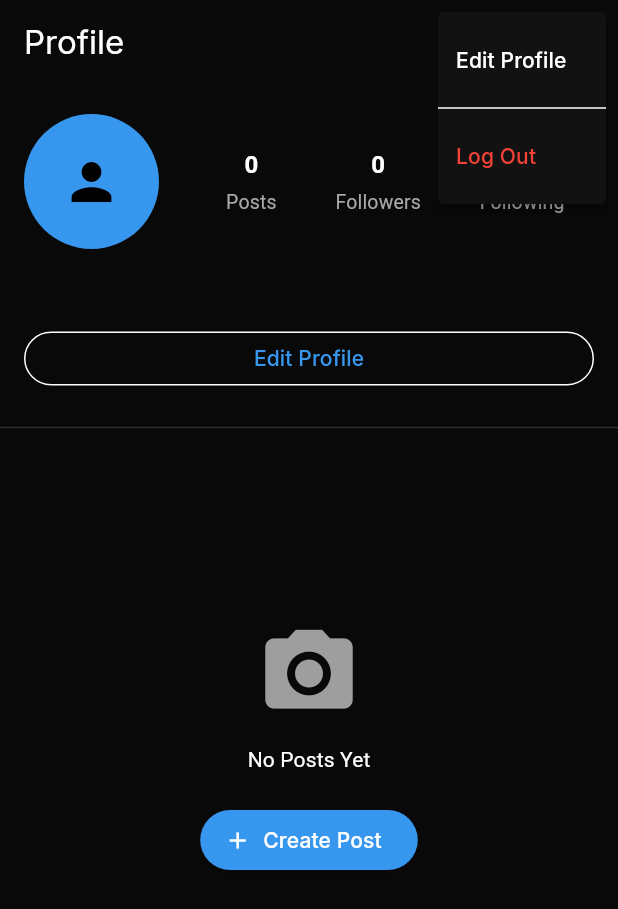
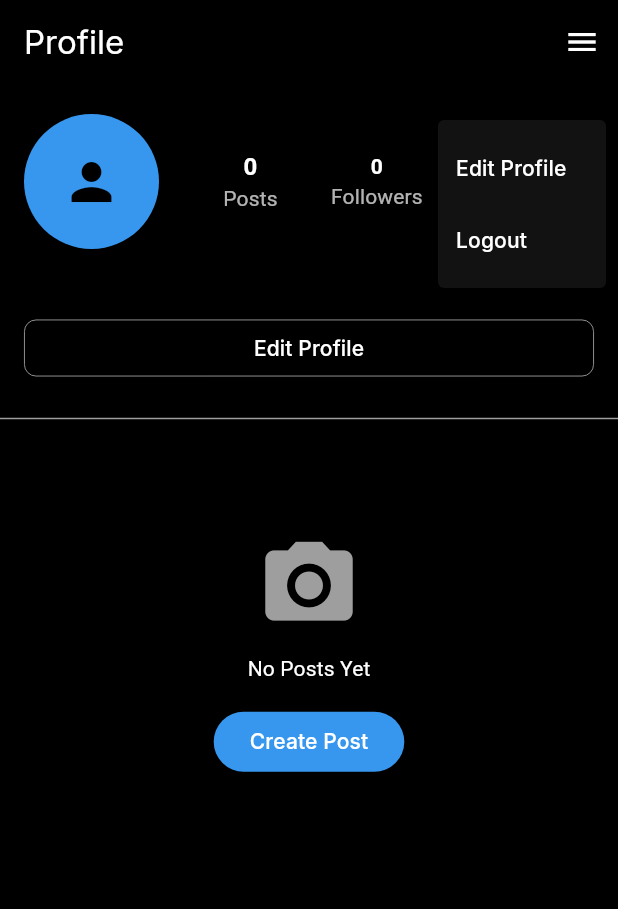
Before and after one commit to AdharshReghu5/Jobo, a Flutter app: the ProfileScreen screen opened directly, after a tap on the "menu" icon, on a phone screen of 412 x 824 dp. Shown: the top 909 px of the screen. Run offline on Flutter 3.47's test engine with Material 3 defaults, Android fonts, the phone set to English and light mode, and no system bars; our stand-ins replace cloud_firestore, firebase_auth, firebase_core, firebase_storage, google_fonts, image_picker; accounts and stored records are empty.

Commit message:
profile screen with post delete button ,finilized profile screen

```diff
--- a/lib/screens/profile_screen.dart
+++ b/lib/screens/profile_screen.dart
@@ -3,8 +3,8 @@ import 'package:firebase_auth/firebase_auth.dart';
 import 'package:cloud_firestore/cloud_firestore.dart';
 
 import 'login_screen.dart';
-import 'package:jobo/screens/edit_profile_screen.dart';
-import 'package:jobo/screens/create_job_post.dart';
+import 'edit_profile_screen.dart';
+import 'create_job_post.dart';
 import 'post_detail_screen.dart';
 
 class ProfileScreen extends StatefulWidget {
@@ -16,43 +16,39 @@ class ProfileScreen extends StatefulWidget {
 
 class _ProfileScreenState extends State<ProfileScreen> {
   Future<DocumentSnapshot> getUserData() async {
-    User? user = FirebaseAuth.instance.currentUser;
+    final user = FirebaseAuth.instance.currentUser;
     return FirebaseFirestore.instance.collection("users").doc(user!.uid).get();
   }
 
-  void refresh() {
-    setState(() {});
-  }
-
-  // 🔥 POST COUNT
+  // 🔥 POSTS COUNT
   Widget postCountWidget() {
     String uid = FirebaseAuth.instance.currentUser!.uid;
 
-    return StreamBuilder(
+    return StreamBuilder<QuerySnapshot>(
       stream: FirebaseFirestore.instance.collection('jobs').snapshots(),
       builder: (context, jobSnap) {
-        if (!jobSnap.hasData) {
-          return const ProfileStat(count: "0", label: "Posts");
-        }
+        if (!jobSnap.hasData) return const Text("0");
 
         int jobCount = jobSnap.data!.docs
             .where((doc) => doc['userId'] == uid)
             .length;
 
-        return StreamBuilder(
+        return StreamBuilder<QuerySnapshot>(
           stream: FirebaseFirestore.instance.collection('products').snapshots(),
           builder: (context, productSnap) {
-            if (!productSnap.hasData) {
-              return ProfileStat(count: "$jobCount", label: "Posts");
-            }
+            if (!productSnap.hasData) return Text("$jobCount");
 
             int productCount = productSnap.data!.docs
                 .where((doc) => doc['userId'] == uid)
                 .length;
 
-            return ProfileStat(
-              count: "${jobCount + productCount}",
-              label: "Posts",
+            return Text(
+              "${jobCount + productCount}",
+              style: const TextStyle(
+                color: Colors.white,
+                fontWeight: FontWeight.bold,
+                fontSize: 16,
+              ),
             );
           },
         );
@@ -60,11 +56,11 @@ class _ProfileScreenState extends State<ProfileScreen> {
     );
   }
 
-  // 🔥 USER POSTS GRID
+  // 🔥 POSTS GRID + EMPTY UI
   Widget buildUserPosts() {
     String uid = FirebaseAuth.instance.currentUser!.uid;
 
-    return StreamBuilder(
+    return StreamBuilder<QuerySnapshot>(
       stream: FirebaseFirestore.instance.collection('jobs').snapshots(),
       builder: (context, jobSnap) {
         if (!jobSnap.hasData) {
@@ -75,7 +71,7 @@ class _ProfileScreenState extends State<ProfileScreen> {
             .where((doc) => doc['userId'] == uid)
             .toList();
 
-        return StreamBuilder(
+        return StreamBuilder<QuerySnapshot>(
           stream: FirebaseFirestore.instance.collection('products').snapshots(),
           builder: (context, productSnap) {
             if (!productSnap.hasData) {
@@ -88,10 +84,9 @@ class _ProfileScreenState extends State<ProfileScreen> {
 
             var allPosts = [...jobPosts, ...productPosts];
 
-            // ❌ NO POSTS
             if (allPosts.isEmpty) {
               return SizedBox(
-                height: MediaQuery.of(context).size.height * 0.5,
+                height: 300,
                 child: Center(
                   child: Column(
                     mainAxisAlignment: MainAxisAlignment.center,
@@ -101,25 +96,22 @@ class _ProfileScreenState extends State<ProfileScreen> {
                         size: 70,
                         color: Colors.grey,
                       ),
-                      const SizedBox(height: 12),
+                      const SizedBox(height: 10),
                       const Text(
                         "No Posts Yet",
                         style: TextStyle(color: Colors.white),
                       ),
-                      const SizedBox(height: 20),
-
-                      ElevatedButton.icon(
-                        onPressed: () async {
-                          await Navigator.push(
+                      const SizedBox(height: 15),
+                      ElevatedButton(
+                        onPressed: () {
+                          Navigator.push(
                             context,
                             MaterialPageRoute(
                               builder: (_) => const CreateJobPost(),
                             ),
                           );
-                          refresh();
                         },
-                        icon: const Icon(Icons.add),
-                        label: const Text("Create Post"),
+                        child: const Text("Create Post"),
                       ),
                     ],
                   ),
@@ -127,9 +119,7 @@ class _ProfileScreenState extends State<ProfileScreen> {
               );
             }
 
-            // ✅ GRID
             return GridView.builder(
-              padding: EdgeInsets.zero,
               shrinkWrap: true,
               physics: const NeverScrollableScrollPhysics(),
               itemCount: allPosts.length,
@@ -141,8 +131,6 @@ class _ProfileScreenState extends State<ProfileScreen> {
               itemBuilder: (context, index) {
                 var doc = allPosts[index];
                 var post = doc.data() as Map<String, dynamic>;
-
-                String imageUrl = post['imageUrl'] ?? "";
 
                 return GestureDetector(
                   onTap: () {
@@ -159,9 +147,10 @@ class _ProfileScreenState extends State<ProfileScreen> {
                       ),
                     );
                   },
-                  child: imageUrl.isEmpty
-                      ? Container(color: Colors.grey)
-                      : Image.network(imageUrl, fit: BoxFit.cover),
+                  child: Image.network(
+                    post['imageUrl'] ?? "",
+                    fit: BoxFit.cover,
+                  ),
                 );
               },
             );
@@ -173,23 +162,31 @@ class _ProfileScreenState extends State<ProfileScreen> {
 
   @override
   Widget build(BuildContext context) {
-    final theme = Theme.of(context);
-
     return Scaffold(
-      backgroundColor: theme.scaffoldBackgroundColor,
+      backgroundColor: Colors.black,
 
       appBar: AppBar(
+        backgroundColor: Colors.black,
+        elevation: 0,
         title: const Text("Profile"),
         actions: [
-          PopupMenuButton<String>(
+          IconButton(
             icon: const Icon(Icons.menu),
-            onSelected: (value) async {
+            onPressed: () async {
+              String? value = await showMenu(
+                context: context,
+                position: const RelativeRect.fromLTRB(100, 80, 0, 0),
+                items: const [
+                  PopupMenuItem(value: "edit", child: Text("Edit Profile")),
+                  PopupMenuItem(value: "logout", child: Text("Logout")),
+                ],
+              );
+
               if (value == "edit") {
-                await Navigator.push(
+                Navigator.push(
                   context,
                   MaterialPageRoute(builder: (_) => const EditProfileScreen()),
                 );
-                refresh();
               } else if (value == "logout") {
                 await FirebaseAuth.instance.signOut();
                 Navigator.pushAndRemoveUntil(
@@ -199,29 +196,22 @@ class _ProfileScreenState extends State<ProfileScreen> {
                 );
               }
             },
-            itemBuilder: (context) => [
-              const PopupMenuItem(value: "edit", child: Text("Edit Profile")),
-              const PopupMenuDivider(),
-              const PopupMenuItem(
-                value: "logout",
-                child: Text("Log Out", style: TextStyle(color: Colors.red)),
-              ),
-            ],
           ),
         ],
       ),
 
-      body: FutureBuilder(
+      body: FutureBuilder<DocumentSnapshot>(
         future: getUserData(),
         builder: (context, snapshot) {
           if (!snapshot.hasData) {
             return const Center(child: CircularProgressIndicator());
           }
 
-          var data = snapshot.data!;
+          var data = snapshot.data!.data() as Map<String, dynamic>;
+
           String name = data['name'] ?? "";
           String bio = data['bio'] ?? "";
-          String imageUrl = data['profileImage'] ?? "";
+          String image = data['profileImage'] ?? "";
 
           return SingleChildScrollView(
             child: Column(
@@ -229,29 +219,64 @@ class _ProfileScreenState extends State<ProfileScreen> {
               children: [
                 const SizedBox(height: 20),
 
-                // PROFILE ROW
+                // 🔥 PROFILE + STATS
                 Padding(
                   padding: const EdgeInsets.symmetric(horizontal: 16),
                   child: Row(
                     children: [
                       CircleAvatar(
                         radius: 45,
-                        backgroundImage: imageUrl.isNotEmpty
-                            ? NetworkImage(imageUrl)
+                        backgroundImage: image.isNotEmpty
+                            ? NetworkImage(image)
                             : null,
-                        child: imageUrl.isEmpty
+                        child: image.isEmpty
                             ? const Icon(Icons.person, size: 40)
                             : null,
                       ),
                       const SizedBox(width: 25),
-
                       Expanded(
                         child: Row(
                           mainAxisAlignment: MainAxisAlignment.spaceAround,
                           children: [
-                            postCountWidget(),
-                            const ProfileStat(count: "0", label: "Followers"),
-                            const ProfileStat(count: "0", label: "Following"),
+                            Column(
+                              children: [
+                                postCountWidget(),
+                                const Text(
+                                  "Posts",
+                                  style: TextStyle(color: Colors.white70),
+                                ),
+                              ],
+                            ),
+                            const Column(
+                              children: [
+                                Text(
+                                  "0",
+                                  style: TextStyle(
+                                    color: Colors.white,
+                                    fontWeight: FontWeight.bold,
+                                  ),
+                                ),
+                                Text(
+                                  "Followers",
+                                  style: TextStyle(color: Colors.white70),
+                                ),
+                              ],
+                            ),
+                            const Column(
+                              children: [
+                                Text(
+                                  "0",
+                                  style: TextStyle(
+                                    color: Colors.white,
+                                    fontWeight: FontWeight.bold,
+                                  ),
+                                ),
+                                Text(
+                                  "Following",
+                                  style: TextStyle(color: Colors.white70),
+                                ),
+                              ],
+                            ),
                           ],
                         ),
                       ),
@@ -259,9 +284,9 @@ class _ProfileScreenState extends State<ProfileScreen> {
                   ),
                 ),
 
-                const SizedBox(height: 16),
+                const SizedBox(height: 12),
 
-                // NAME + BIO (username removed)
+                // 🔥 NAME + BIO
                 Padding(
                   padding: const EdgeInsets.symmetric(horizontal: 16),
                   child: Column(
@@ -270,16 +295,15 @@ class _ProfileScreenState extends State<ProfileScreen> {
                       Text(
                         name,
                         style: const TextStyle(
-                          fontWeight: FontWeight.w600,
+                          color: Colors.white,
+                          fontWeight: FontWeight.bold,
                           fontSize: 16,
-                          color: Colors.white,
                         ),
                       ),
-                      const SizedBox(height: 4),
                       if (bio.isNotEmpty)
                         Text(
                           bio,
-                          style: const TextStyle(color: Color(0xFFA8A8A8)),
+                          style: const TextStyle(color: Colors.white70),
                         ),
                     ],
                   ),
@@ -287,31 +311,42 @@ class _ProfileScreenState extends State<ProfileScreen> {
 
                 const SizedBox(height: 12),
 
-                // 🔥 EDIT BUTTON (Instagram style)
+                // 🔥 EDIT BUTTON (UPDATED ONLY THIS)
                 Padding(
                   padding: const EdgeInsets.symmetric(horizontal: 16),
                   child: SizedBox(
                     width: double.infinity,
-                    height: 36,
+                    height: 38,
                     child: OutlinedButton(
-                      onPressed: () async {
-                        await Navigator.push(
+                      style: OutlinedButton.styleFrom(
+                        side: const BorderSide(color: Colors.grey, width: 0.6),
+                        shape: RoundedRectangleBorder(
+                          borderRadius: BorderRadius.circular(8),
+                        ),
+                        backgroundColor: Colors.transparent,
+                      ),
+                      onPressed: () {
+                        Navigator.push(
                           context,
                           MaterialPageRoute(
                             builder: (_) => const EditProfileScreen(),
                           ),
                         );
-                        refresh();
                       },
-                      child: const Text("Edit Profile"),
+                      child: const Text(
+                        "Edit Profile",
+                        style: TextStyle(
+                          color: Colors.white,
+                          fontWeight: FontWeight.w500,
+                          fontSize: 14,
+                        ),
+                      ),
                     ),
                   ),
                 ),
 
                 const SizedBox(height: 20),
-
-                Divider(color: theme.dividerColor),
-
+                const Divider(color: Colors.grey),
                 buildUserPosts(),
               ],
             ),
@@ -321,32 +356,3 @@ class _ProfileScreenState extends State<ProfileScreen> {
     );
   }
 }
-
-// 🔥 STAT
-class ProfileStat extends StatelessWidget {
-  final String count;
-  final String label;
-
-  const ProfileStat({super.key, required this.count, required this.label});
-
-  @override
-  Widget build(BuildContext context) {
-    return Column(
-      children: [
-        Text(
-          count,
-          style: const TextStyle(
-            fontWeight: FontWeight.w600,
-            fontSize: 16,
-            color: Colors.white,
-          ),
-        ),
-        const SizedBox(height: 4),
-        Text(
-          label,
-          style: const TextStyle(color: Color(0xFFA8A8A8), fontSize: 13),
-        ),
-      ],
-    );
-  }
-}
```
Also changed, not shown: lib/screens/post_detail_screen.dart (+88 -88 lines).
